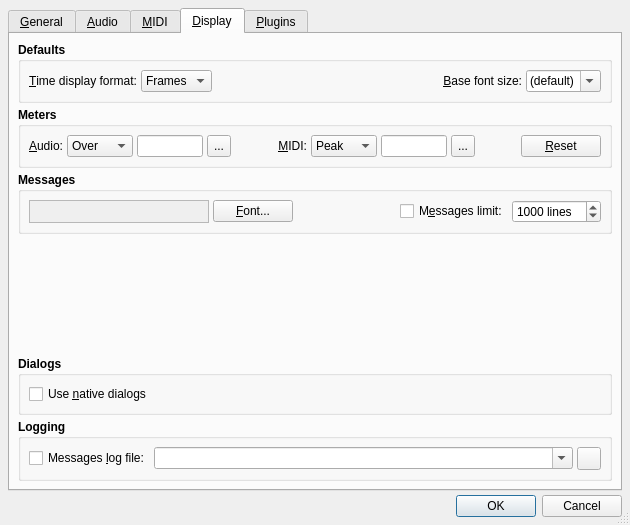
Above: src/qtractorOptionsForm.ui from rncbc/qtractor before the change. Below: the same form after it.
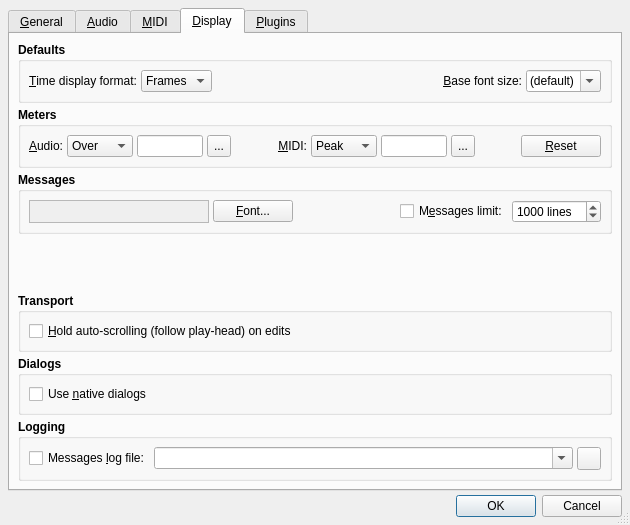
That is the form after the change. The open tabs and pages were chosen to show the change. Icons and pictures are not drawn.

Commit message: - New user preference option added as View/Options.../Display   /Transport/Hold auto-scrolling (follow play-head) on edits   (after requests by Holger Marzen and Louigi Verone, thanks).

```diff
--- a/src/qtractorOptionsForm.ui
+++ b/src/qtractorOptionsForm.ui
@@ -2723,6 +2723,49 @@
          </property>
         </spacer>
        </item>
+       <item>
+        <widget class="QGroupBox" name="TransportGroupBox">
+         <property name="font">
+          <font>
+           <weight>75</weight>
+           <bold>true</bold>
+          </font>
+         </property>
+         <property name="title">
+          <string>Transport</string>
+         </property>
+         <property name="flat">
+          <bool>true</bool>
+         </property>
+         <layout class="QGridLayout">
+          <property name="margin">
+           <number>8</number>
+          </property>
+          <property name="spacing">
+           <number>4</number>
+          </property>
+          <item row="0" column="0">
+           <widget class="QCheckBox" name="SyncViewHoldCheckBox">
+            <property name="font">
+             <font>
+              <weight>50</weight>
+              <bold>false</bold>
+             </font>
+            </property>
+            <property name="toolTip">
+             <string>Whether to hold auto-scrolling (follow play-head) on edits.</string>
+            </property>
+            <property name="text">
+             <string>&amp;Hold auto-scrolling (follow play-head) on edits</string>
+            </property>
+            <property name="shortcut">
+             <string>Alt+H</string>
+            </property>
+           </widget>
+          </item>
+         </layout>
+        </widget>
+       </item>
        <item>
         <widget class="QGroupBox" name="DialogsGroupBox">
          <property name="font">
```
Left out of the diff: 2 changed lines with no effect on the pictures. The commit also changes 21 other files.
